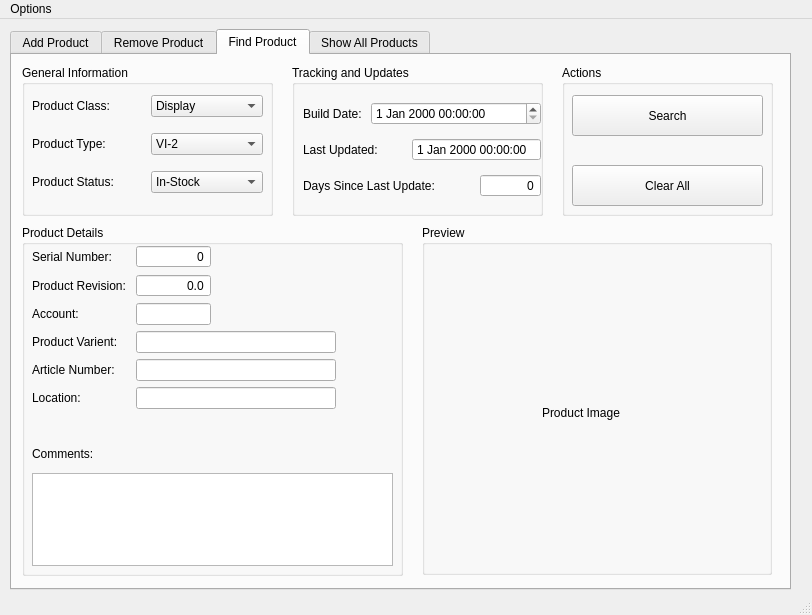
Old version of the form MainWindow.ui in the repository dom-gasperini/CC-Product-Management-Tool.
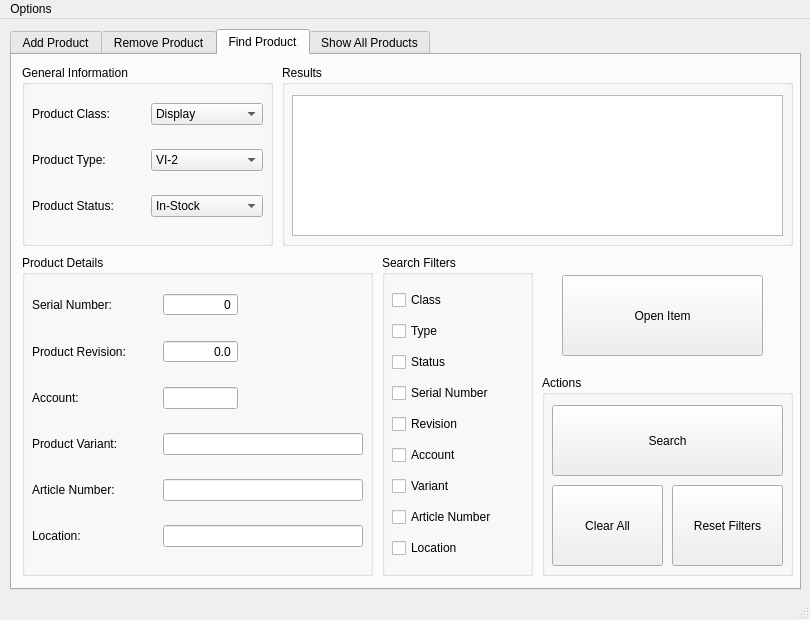
New version of the form. The open tabs and pages were chosen to show the change.

Patch:
```diff
--- a/MainWindow.ui
+++ b/MainWindow.ui
@@ -6,10 +6,22 @@
    <rect>
     <x>0</x>
     <y>0</y>
-    <width>812</width>
-    <height>615</height>
+    <width>810</width>
+    <height>620</height>
    </rect>
   </property>
+  <property name="minimumSize">
+   <size>
+    <width>810</width>
+    <height>620</height>
+   </size>
+  </property>
+  <property name="maximumSize">
+   <size>
+    <width>810</width>
+    <height>620</height>
+   </size>
+  </property>
   <property name="windowTitle">
    <string>MainWindow</string>
   </property>
@@ -19,7 +31,7 @@
      <rect>
       <x>10</x>
       <y>10</y>
-      <width>781</width>
+      <width>791</width>
       <height>561</height>
      </rect>
     </property>
@@ -515,85 +527,13 @@
      <attribute name="title">
       <string>Find Product</string>
      </attribute>
-     <widget class="QGroupBox" name="groupBox_6">
-      <property name="geometry">
-       <rect>
-        <x>280</x>
-        <y>10</y>
-        <width>251</width>
-        <height>151</height>
-       </rect>
-      </property>
-      <property name="title">
-       <string>Tracking and Updates</string>
-      </property>
-      <widget class="QWidget" name="layoutWidget_2">
-       <property name="geometry">
-        <rect>
-         <x>11</x>
-         <y>30</y>
-         <width>238</width>
-         <height>111</height>
-        </rect>
-       </property>
-       <layout class="QGridLayout" name="gridLayout_4">
-        <item row="0" column="0">
-         <widget class="QLabel" name="buildDateLbl_2">
-          <property name="text">
-           <string>Build Date: </string>
-          </property>
-         </widget>
-        </item>
-        <item row="1" column="0" colspan="2">
-         <widget class="QLabel" name="lastUpdateLbl_2">
-          <property name="text">
-           <string>Last Updated: </string>
-          </property>
-         </widget>
-        </item>
-        <item row="1" column="2" colspan="2">
-         <widget class="QDateTimeEdit" name="lastUpdatedDTBx_2">
-          <property name="readOnly">
-           <bool>true</bool>
-          </property>
-          <property name="buttonSymbols">
-           <enum>QAbstractSpinBox::NoButtons</enum>
-          </property>
-         </widget>
-        </item>
-        <item row="2" column="0" colspan="3">
-         <widget class="QLabel" name="daysSinceLastUpdateLbl_2">
-          <property name="text">
-           <string>Days Since Last Update: </string>
-          </property>
-         </widget>
-        </item>
-        <item row="2" column="3">
-         <widget class="QSpinBox" name="daysSinceLastUpdateSbx_2">
-          <property name="alignment">
-           <set>Qt::AlignRight|Qt::AlignTrailing|Qt::AlignVCenter</set>
-          </property>
-          <property name="readOnly">
-           <bool>true</bool>
-          </property>
-          <property name="buttonSymbols">
-           <enum>QAbstractSpinBox::NoButtons</enum>
-          </property>
-         </widget>
-        </item>
-        <item row="0" column="1" colspan="3">
-         <widget class="QDateTimeEdit" name="buildDateDTBx_2"/>
-        </item>
-       </layout>
-      </widget>
-     </widget>
      <widget class="QGroupBox" name="groupBox_7">
       <property name="geometry">
        <rect>
         <x>10</x>
         <y>10</y>
         <width>251</width>
-        <height>151</height>
+        <height>181</height>
        </rect>
       </property>
       <property name="title">
@@ -605,7 +545,7 @@
          <x>10</x>
          <y>20</y>
          <width>231</width>
-         <height>121</height>
+         <height>151</height>
         </rect>
        </property>
        <layout class="QGridLayout" name="gridLayout_5">
@@ -720,51 +660,13 @@
        </layout>
       </widget>
      </widget>
-     <widget class="QGroupBox" name="groupBox_8">
-      <property name="geometry">
-       <rect>
-        <x>410</x>
-        <y>170</y>
-        <width>350</width>
-        <height>350</height>
-       </rect>
-      </property>
-      <property name="minimumSize">
-       <size>
-        <width>350</width>
-        <height>350</height>
-       </size>
-      </property>
-      <property name="maximumSize">
-       <size>
-        <width>350</width>
-        <height>350</height>
-       </size>
-      </property>
-      <property name="title">
-       <string>Preview</string>
-      </property>
-      <widget class="QLabel" name="productImageLbl_2">
-       <property name="geometry">
-        <rect>
-         <x>120</x>
-         <y>180</y>
-         <width>111</width>
-         <height>16</height>
-        </rect>
-       </property>
-       <property name="text">
-        <string>Product Image</string>
-       </property>
-      </widget>
-     </widget>
      <widget class="QGroupBox" name="groupBox_9">
       <property name="geometry">
        <rect>
-        <x>550</x>
-        <y>10</y>
-        <width>211</width>
-        <height>151</height>
+        <x>530</x>
+        <y>320</y>
+        <width>251</width>
+        <height>201</height>
        </rect>
       </property>
       <property name="title">
@@ -775,8 +677,8 @@
         <rect>
          <x>10</x>
          <y>30</y>
-         <width>191</width>
-         <height>41</height>
+         <width>231</width>
+         <height>71</height>
         </rect>
        </property>
        <property name="text">
@@ -787,23 +689,36 @@
        <property name="geometry">
         <rect>
          <x>10</x>
-         <y>100</y>
-         <width>191</width>
-         <height>41</height>
+         <y>110</y>
+         <width>111</width>
+         <height>81</height>
         </rect>
        </property>
        <property name="text">
         <string>Clear All</string>
        </property>
       </widget>
+      <widget class="QPushButton" name="resetFiltersSearchBtn">
+       <property name="geometry">
+        <rect>
+         <x>130</x>
+         <y>110</y>
+         <width>111</width>
+         <height>81</height>
+        </rect>
+       </property>
+       <property name="text">
+        <string>Reset Filters</string>
+       </property>
+      </widget>
      </widget>
      <widget class="QGroupBox" name="groupBox_10">
       <property name="geometry">
        <rect>
         <x>10</x>
-        <y>170</y>
-        <width>381</width>
-        <height>351</height>
+        <y>200</y>
+        <width>351</width>
+        <height>321</height>
        </rect>
       </property>
       <property name="title">
@@ -814,13 +729,30 @@
         <rect>
          <x>10</x>
          <y>20</y>
-         <width>361</width>
-         <height>321</height>
+         <width>331</width>
+         <height>291</height>
         </rect>
        </property>
        <layout class="QGridLayout" name="gridLayout_6">
-        <item row="0" column="1">
-         <widget class="QSpinBox" name="serialNumberSbx_2">
+        <item row="1" column="0">
+         <widget class="QLabel" name="productRevisionSearchLbl">
+          <property name="text">
+           <string>Product Revision: </string>
+          </property>
+         </widget>
+        </item>
+        <item row="4" column="1">
+         <widget class="QLineEdit" name="articleSearchLineBx">
+          <property name="maximumSize">
+           <size>
+            <width>200</width>
+            <height>16777215</height>
+           </size>
+          </property>
+         </widget>
+        </item>
+        <item row="1" column="1">
+         <widget class="QDoubleSpinBox" name="productRevisionSearchSbx">
           <property name="maximumSize">
            <size>
             <width>75</width>
@@ -833,6 +765,9 @@
           <property name="buttonSymbols">
            <enum>QAbstractSpinBox::NoButtons</enum>
           </property>
+          <property name="decimals">
+           <number>1</number>
+          </property>
          </widget>
         </item>
         <item row="0" column="0">
@@ -842,6 +777,32 @@
           </property>
          </widget>
         </item>
+        <item row="5" column="1">
+         <widget class="QLineEdit" name="locationSearchBx">
+          <property name="maximumSize">
+           <size>
+            <width>200</width>
+            <height>16777215</height>
+           </size>
+          </property>
+         </widget>
+        </item>
+        <item row="0" column="1">
+         <widget class="QSpinBox" name="serialNumberSearchSbx">
+          <property name="maximumSize">
+           <size>
+            <width>75</width>
+            <height>16777215</height>
+           </size>
+          </property>
+          <property name="alignment">
+           <set>Qt::AlignRight|Qt::AlignTrailing|Qt::AlignVCenter</set>
+          </property>
+          <property name="buttonSymbols">
+           <enum>QAbstractSpinBox::NoButtons</enum>
+          </property>
+         </widget>
+        </item>
         <item row="4" column="0">
          <widget class="QLabel" name="articleNumberLbl_2">
           <property name="text">
@@ -849,40 +810,10 @@
           </property>
          </widget>
         </item>
-        <item row="1" column="0">
-         <widget class="QLabel" name="productRevisionLbl_2">
+        <item row="3" column="0">
+         <widget class="QLabel" name="productVarientSearchLbl">
           <property name="text">
-           <string>Product Revision: </string>
-          </property>
-         </widget>
-        </item>
-        <item row="5" column="1">
-         <widget class="QLineEdit" name="locationBx_2">
-          <property name="maximumSize">
-           <size>
-            <width>200</width>
-            <height>16777215</height>
-           </size>
-          </property>
-         </widget>
-        </item>
-        <item row="4" column="1">
-         <widget class="QLineEdit" name="articleLineBx_2">
-          <property name="maximumSize">
-           <size>
-            <width>200</width>
-            <height>16777215</height>
-           </size>
-          </property>
-         </widget>
-        </item>
-        <item row="8" column="0" colspan="2">
-         <widget class="QTextEdit" name="commentsTbx_2">
-          <property name="maximumSize">
-           <size>
-            <width>16777215</width>
-            <height>100</height>
-           </size>
+           <string>Product Variant: </string>
           </property>
          </widget>
         </item>
@@ -893,16 +824,6 @@
           </property>
          </widget>
         </item>
-        <item row="3" column="1">
-         <widget class="QLineEdit" name="productVariantBx_2">
-          <property name="maximumSize">
-           <size>
-            <width>200</width>
-            <height>16777215</height>
-           </size>
-          </property>
-         </widget>
-        </item>
         <item row="2" column="1">
          <widget class="QLineEdit" name="accountLineBx_2">
           <property name="maximumSize">
@@ -913,53 +834,14 @@
           </property>
          </widget>
         </item>
-        <item row="7" column="1">
-         <spacer name="horizontalSpacer_2">
-          <property name="orientation">
-           <enum>Qt::Horizontal</enum>
-          </property>
-          <property name="sizeHint" stdset="0">
-           <size>
-            <width>40</width>
-            <height>20</height>
-           </size>
-          </property>
-         </spacer>
-        </item>
-        <item row="7" column="0">
-         <widget class="QLabel" name="commentsLbl_2">
-          <property name="text">
-           <string>Comments:</string>
-          </property>
-          <property name="alignment">
-           <set>Qt::AlignLeading|Qt::AlignLeft|Qt::AlignTop</set>
-          </property>
-         </widget>
-        </item>
-        <item row="3" column="0">
-         <widget class="QLabel" name="productVarientLbl_2">
-          <property name="text">
-           <string>Product Varient: </string>
-          </property>
-         </widget>
-        </item>
-        <item row="1" column="1">
-         <widget class="QDoubleSpinBox" name="productRevisionSbx_2">
+        <item row="3" column="1">
+         <widget class="QLineEdit" name="productVariantSearchBx">
           <property name="maximumSize">
            <size>
-            <width>75</width>
+            <width>200</width>
             <height>16777215</height>
            </size>
           </property>
-          <property name="alignment">
-           <set>Qt::AlignRight|Qt::AlignTrailing|Qt::AlignVCenter</set>
-          </property>
-          <property name="buttonSymbols">
-           <enum>QAbstractSpinBox::NoButtons</enum>
-          </property>
-          <property name="decimals">
-           <number>1</number>
-          </property>
          </widget>
         </item>
         <item row="2" column="0">
@@ -969,35 +851,133 @@
           </property>
          </widget>
         </item>
-        <item row="6" column="0">
-         <spacer name="verticalSpacer_3">
-          <property name="orientation">
-           <enum>Qt::Vertical</enum>
+       </layout>
+      </widget>
+     </widget>
+     <widget class="QGroupBox" name="groupBox_8">
+      <property name="geometry">
+       <rect>
+        <x>370</x>
+        <y>200</y>
+        <width>151</width>
+        <height>321</height>
+       </rect>
+      </property>
+      <property name="title">
+       <string>Search Filters</string>
+      </property>
+      <widget class="QWidget" name="">
+       <property name="geometry">
+        <rect>
+         <x>10</x>
+         <y>30</y>
+         <width>131</width>
+         <height>281</height>
+        </rect>
+       </property>
+       <layout class="QVBoxLayout" name="verticalLayout">
+        <item>
+         <widget class="QCheckBox" name="classSearchCb">
+          <property name="text">
+           <string>Class</string>
           </property>
-          <property name="sizeHint" stdset="0">
-           <size>
-            <width>20</width>
-            <height>40</height>
-           </size>
+         </widget>
+        </item>
+        <item>
+         <widget class="QCheckBox" name="typeSearchCb">
+          <property name="text">
+           <string>Type</string>
           </property>
-         </spacer>
+         </widget>
         </item>
-        <item row="6" column="1">
-         <spacer name="verticalSpacer_4">
-          <property name="orientation">
-           <enum>Qt::Vertical</enum>
+        <item>
+         <widget class="QCheckBox" name="statusSearchCb">
+          <property name="text">
+           <string>Status</string>
           </property>
-          <property name="sizeHint" stdset="0">
-           <size>
-            <width>20</width>
-            <height>40</height>
-           </size>
+         </widget>
+        </item>
+        <item>
+         <widget class="QCheckBox" name="serialNumberSearchCb">
+          <property name="text">
+           <string>Serial Number</string>
           </property>
-         </spacer>
+         </widget>
         </item>
+        <item>
+         <widget class="QCheckBox" name="revisionSearchCb">
+          <property name="text">
+           <string>Revision</string>
+          </property>
+         </widget>
+        </item>
+        <item>
+         <widget class="QCheckBox" name="accountSearchCb">
+          <property name="text">
+           <string>Account</string>
+          </property>
+         </widget>
+        </item>
+        <item>
+         <widget class="QCheckBox" name="varientSearchCb">
+          <property name="text">
+           <string>Variant</string>
+          </property>
+         </widget>
+        </item>
+        <item>
+         <widget class="QCheckBox" name="articleNumberSearchCb">
+          <property name="text">
+           <string>Article Number</string>
+          </property>
+         </widget>
+        </item>
+        <item>
+         <widget class="QCheckBox" name="locationSearchCb">
+          <property name="text">
+           <string>Location</string>
+          </property>
+         </widget>
+        </item>
        </layout>
       </widget>
      </widget>
+     <widget class="QGroupBox" name="groupBox_6">
+      <property name="geometry">
+       <rect>
+        <x>270</x>
+        <y>10</y>
+        <width>511</width>
+        <height>181</height>
+       </rect>
+      </property>
+      <property name="title">
+       <string>Results</string>
+      </property>
+      <widget class="QListView" name="searchResultsList">
+       <property name="geometry">
+        <rect>
+         <x>10</x>
+         <y>30</y>
+         <width>491</width>
+         <height>141</height>
+        </rect>
+       </property>
+      </widget>
+     </widget>
+     <widget class="QPushButton" name="openItemSearchBtn">
+      <property name="geometry">
+       <rect>
+        <x>550</x>
+        <y>220</y>
+        <width>201</width>
+        <height>81</height>
+       </rect>
+      </property>
+      <property name="text">
+       <string>Open Item</string>
+      </property>
+     </widget>
     </widget>
     <widget class="QWidget" name="tab_4">
      <attribute name="title">
@@ -1011,7 +991,7 @@
     <rect>
      <x>0</x>
      <y>0</y>
-     <width>812</width>
+     <width>810</width>
      <height>21</height>
     </rect>
    </property>
```
Left out of the diff: 100 changed lines with no effect on the pictures.
